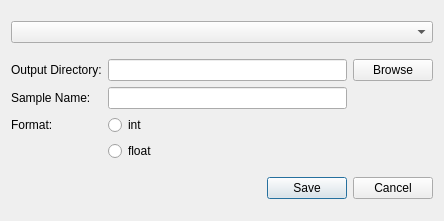
First picture: the form in mantidimaging/gui/ui/nexus_save_dialog.ui, repository mantidproject/mantidimaging, before the edit.
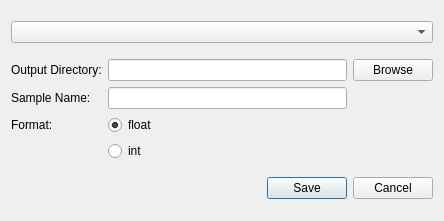
Second picture: the form after the edit.

Commit message: swapping buttons

The edit to the form file:
```diff
--- a/mantidimaging/gui/ui/nexus_save_dialog.ui
+++ b/mantidimaging/gui/ui/nexus_save_dialog.ui
@@ -48,9 +48,12 @@
       </widget>
      </item>
      <item row="2" column="1">
-      <widget class="QRadioButton" name="intRadioButton">
+      <widget class="QRadioButton" name="floatRadioButton">
        <property name="text">
-        <string>int</string>
+        <string>float</string>
+       </property>
+       <property name="checked">
+        <bool>true</bool>
        </property>
       </widget>
      </item>
@@ -65,9 +68,9 @@
       <widget class="QLineEdit" name="sampleNameLineEdit"/>
      </item>
      <item row="3" column="1">
-      <widget class="QRadioButton" name="floatRadioButton">
+      <widget class="QRadioButton" name="intRadioButton">
        <property name="text">
-        <string>float</string>
+        <string>int</string>
        </property>
       </widget>
      </item>
```
